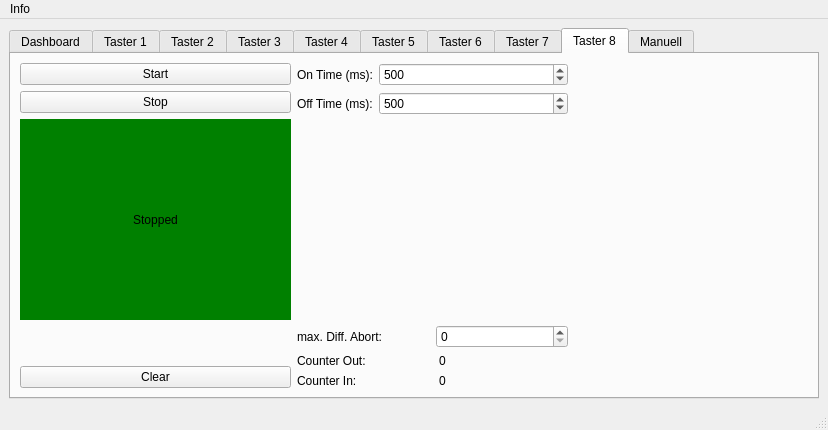
This is Forms/TikTak.ui in joey9D/TicTac-Dashboard as Qt 5 draws it before an edit. The edited form follows.
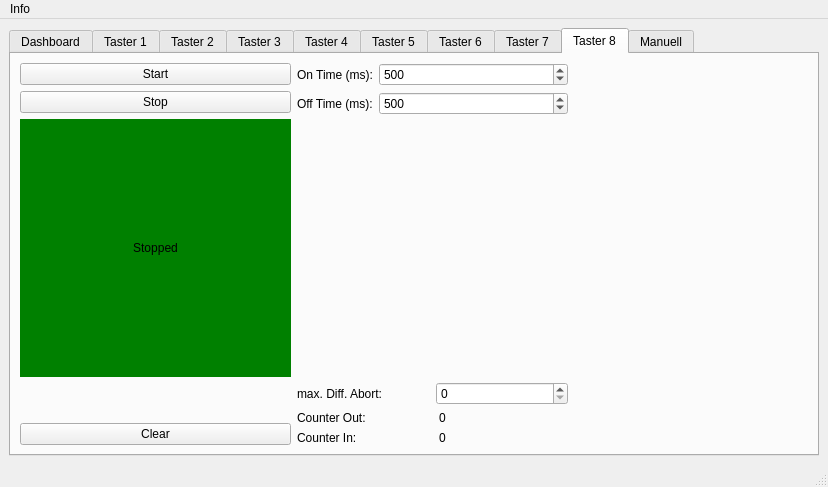
This is the edited form. The open tabs and pages were chosen to show the change. Custom widgets are drawn as their Qt base class.

```diff
--- a/Forms/TikTak.ui
+++ b/Forms/TikTak.ui
@@ -10,7 +10,7 @@
     <x>0</x>
     <y>0</y>
     <width>828</width>
-    <height>430</height>
+    <height>487</height>
    </rect>
   </property>
   <property name="windowTitle">
@@ -2353,7 +2353,7 @@
         <item row="0" column="0">
          <layout class="QHBoxLayout" name="hL_Logic8">
           <property name="spacing">
-           <number>6</number>
+           <number>-1</number>
           </property>
           <property name="leftMargin">
            <number>0</number>
```
Left out of the diff: 8 changed lines with no effect on the pictures.
